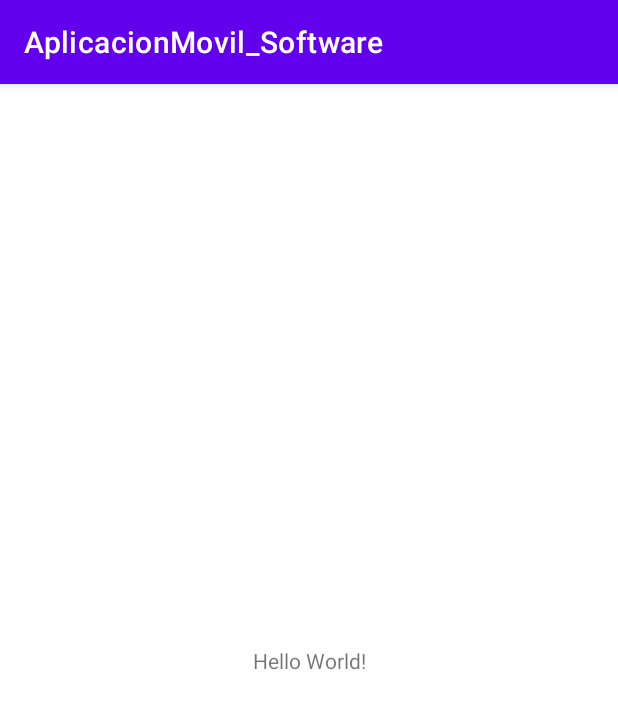
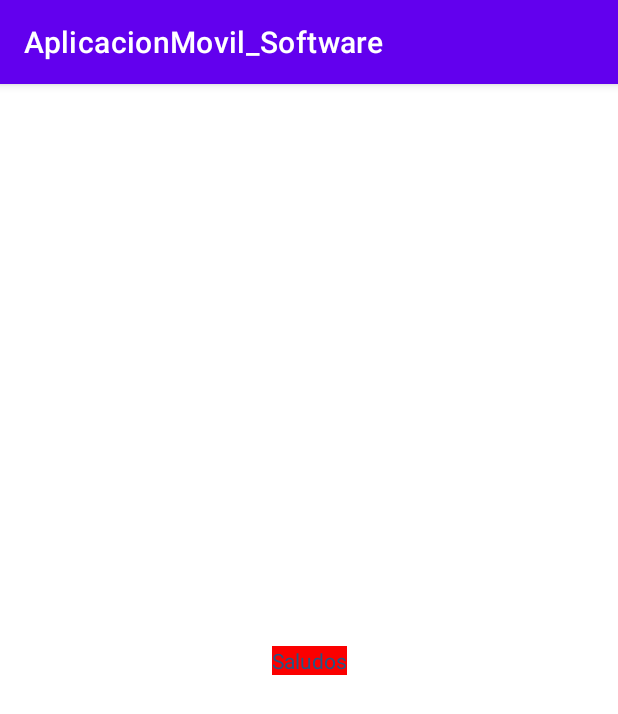
Before and after one commit to 2020-B-Aplicaciones-Moviles-Software/ams-rivas-hidalgo-ismael-sebastian, an Android app: the screen it shows after launch (MainActivity), on a phone screen of 412 x 824 dp. Shown: the top 714 px of the screen. Run offline under Robolectric (Android 15) with nearby library versions, the phone set to English and light mode, and no system bars.

```diff
--- a/02-android/app/src/main/res/layout/activity_main.xml
+++ b/02-android/app/src/main/res/layout/activity_main.xml
@@ -4,12 +4,15 @@
     xmlns:tools="http://schemas.android.com/tools"
     android:layout_width="match_parent"
     android:layout_height="match_parent"
+    android:background="#FFFFFF"
     tools:context=".MainActivity">
 
     <TextView
         android:layout_width="wrap_content"
         android:layout_height="wrap_content"
-        android:text="Hello World!"
+        android:background="@color/rojo"
+        android:text="@string/saludo"
+        android:textColor="#235785"
         app:layout_constraintBottom_toBottomOf="parent"
         app:layout_constraintLeft_toLeftOf="parent"
         app:layout_constraintRight_toRightOf="parent"
--- /dev/null
+++ b/02-android/app/src/main/res/values-es-rUS-land/texto.xml
@@ -0,0 +1,4 @@
+<?xml version="1.0" encoding="utf-8"?>
+<resources>
+    <string name="saludo">LANDSCAPE</string>
+</resources>
--- /dev/null
+++ b/02-android/app/src/main/res/values-land/fondo.xml
@@ -0,0 +1,2 @@
+<?xml version="1.0" encoding="utf-8"?>
+<resources></resources>
--- /dev/null
+++ b/02-android/app/src/main/res/values-land/texto.xml
@@ -0,0 +1,4 @@
+<?xml version="1.0" encoding="utf-8"?>
+<resources>
+    <string name="saludo">LANDSCAPE</string>
+</resources>
--- a/02-android/app/src/main/res/values/colors.xml
+++ b/02-android/app/src/main/res/values/colors.xml
@@ -7,4 +7,5 @@
     <color name="teal_700">#FF018786</color>
     <color name="black">#FF000000</color>
     <color name="white">#FFFFFFFF</color>
+    <color name="rojo">#FB0000</color>
 </resources>
--- a/02-android/app/src/main/res/values/strings.xml
+++ b/02-android/app/src/main/res/values/strings.xml
@@ -1,3 +1,4 @@
 <resources>
     <string name="app_name">AplicacionMovil_Software</string>
+    <string name="saludo">Saludos</string>
 </resources>
```
Also changed, not shown: 3 other files.
